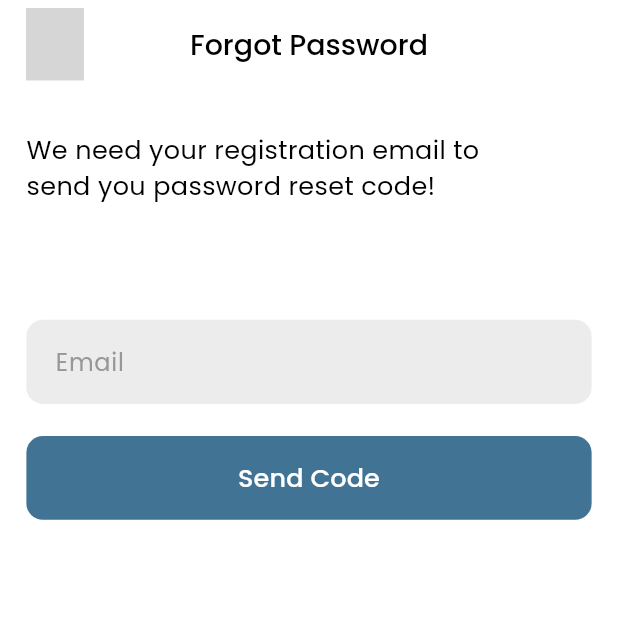
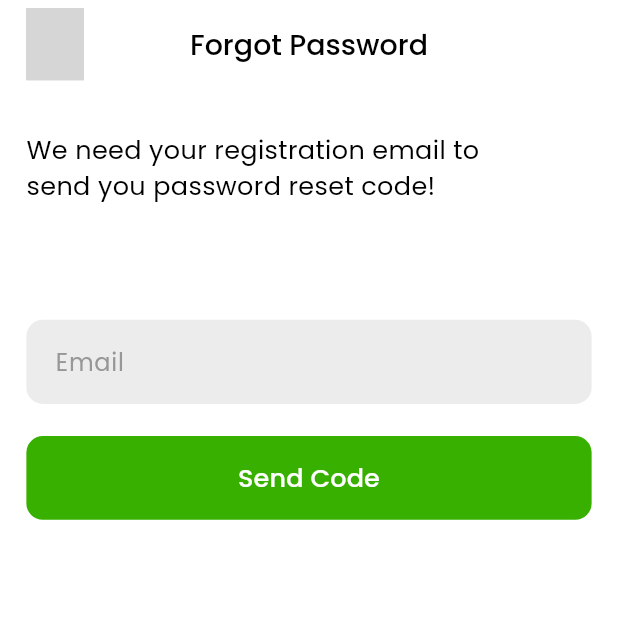
Before and after one commit to IkramKhan-DevOps/seedswild_mobile, a Flutter app: the screen it shows after launch, after a tap on "Forgot Password", on a phone screen of 412 x 824 dp, the top half of it. Run offline on Flutter 3.47's test engine with Material 2 defaults, Android fonts, the light colour scheme and no system bars; our stand-ins replace another_flushbar, cached_network_image, carousel_slider, dotted_border, flutter_rating_bar, flutter_svg and 4 more; network calls fail; grey boxes are pictures that could not be loaded.

Commit message:
LOGIN SCREEN: design changed

```diff
--- a/lib/core/utils/color_constant.dart
+++ b/lib/core/utils/color_constant.dart
@@ -6,7 +6,7 @@ class ColorConstant {
   static Color black9003f = fromHex('#3f000000');
 
   static Color green600 = fromHex('#34a853');
-  static Color mainGreenColor = fromHex('#417394');
+  static Color mainGreenColor = fromHex('#38b000');
 
   static Color green500 = fromHex('#3ce443');
 
--- a/lib/core/utils/image_constant.dart
+++ b/lib/core/utils/image_constant.dart
@@ -1,4 +1,7 @@
 class ImageConstant {
+
+  static String logo = "assets/images/logo.png";
+
   static String imagePath = 'assets/images';
   static String productsPath = 'assets/products';
 // Banner Images
--- a/lib/presentation_layer/features/home_page/home_page.dart
+++ b/lib/presentation_layer/features/home_page/home_page.dart
@@ -1,4 +1,5 @@
 import 'package:annafi_app/core/app_export.dart';
+import 'package:annafi_app/presentation_layer/features/home_page/pre_loved/pre_loved_screen.dart';
 import 'package:annafi_app/presentation_layer/features/home_page/widgets/home_page_content.dart';
 import 'package:annafi_app/presentation_layer/features/my_cart_page/my_cart_page.dart';
 import 'package:annafi_app/presentation_layer/features/profile_page/profile_page.dart';
@@ -20,7 +21,7 @@ class _HomePageState extends State<HomePage> {
     HomePageContent(),
     ShopScreen(),
     SearchPage(),
-    // PreLovedScreen(),
+    PreLovedScreen(),
     MyCartPage(),
     ProfilePage(),
   ];
--- a/lib/presentation_layer/features/home_page/repository/categories_repo.dart
+++ b/lib/presentation_layer/features/home_page/repository/categories_repo.dart
@@ -11,12 +11,10 @@ class CategoriesRepo {
     try {
       dynamic response =
           await _apiService.getGetApiServices(AppUrls.productsCategUrl);
-      print("Response from API: $response");
 
       if (response != null) {
         return ProductCategory.fromJson(response);
       }
-
       return null;
     } catch (e) {
       print("Error fetching product categories: $e");
--- a/lib/presentation_layer/features/sign_in_screen/sign_in_screen.dart
+++ b/lib/presentation_layer/features/sign_in_screen/sign_in_screen.dart
@@ -7,7 +7,6 @@ import 'package:annafi_app/utils/components/custom_button.dart';
 import 'package:annafi_app/utils/components/custom_text_form_field.dart';
 import 'package:flutter/material.dart';
 import 'package:provider/provider.dart';
-// ignore_for_file: must_be_immutable
 
 class SignInScreen extends StatefulWidget {
   SignInScreen({Key? key}) : super(key: key);
@@ -17,16 +16,17 @@ class SignInScreen extends StatefulWidget {
 }
 
 class _SignInScreenState extends State<SignInScreen> {
+  // CONTROLLERS
   TextEditingController passController = TextEditingController();
-
   TextEditingController nameController = TextEditingController();
 
+  // ON TAB BUTTON USE
   FocusNode emailFocusNode = FocusNode();
-
   FocusNode passwordFocusNode = FocusNode();
   GlobalKey<FormState> mynamekey = GlobalKey<FormState>();
   GlobalKey<FormState> mypasswordkey = GlobalKey<FormState>();
 
+  // DESTRUCTION IF WE MOVE TO NEXT SCREEN
   @override
   void dispose() {
     nameController.dispose();
@@ -36,6 +36,7 @@ class _SignInScreenState extends State<SignInScreen> {
     super.dispose();
   }
 
+  // BUILD
   @override
   Widget build(BuildContext context) {
     var loginProvider = Provider.of<SignInProvider>(context);
@@ -43,50 +44,56 @@ class _SignInScreenState extends State<SignInScreen> {
       child: Scaffold(
         backgroundColor: ColorConstant.whiteA700,
         resizeToAvoidBottomInset: false,
-            appBar: CustomAppBar(
-                height: getVerticalSize(55),
-                leadingWidth: 56,
-                leading: AppbarImage(
-                    height: getSize(40),
-                    width: getSize(60),
-                    svgPath: ImageConstant.imgArrowleft,
-                    margin: getMargin(left: 16),
-                    onTap: () {
-                      onTapArrowleft2(context);
-                    }),
-                centerTitle: true,
-                title: AppbarSubtitle(text: "Let’s Sign In")),
-            body: SizedBox(
-                width: size.width,
-                child: SingleChildScrollView(
-                    child: Padding(
-                        padding:
-                            getPadding(left: 16, top: 25, right: 16, bottom: 5),
+        body: Padding(
+          padding: const EdgeInsets.all(20),
           child: Column(
+              crossAxisAlignment: CrossAxisAlignment.center,
+              mainAxisAlignment: MainAxisAlignment.spaceBetween,
+              children: [
+
+                // TOP
+                Padding(
+                  padding: const EdgeInsets.only(top: 20),
+                  child: Column(
+                    children: [
+                      Image.asset("assets/images/logo.png", width: 200),
+                      SizedBox(height: 10),
+                      Text(
+                        "First European Organic Seeds \nAI Powered Marketplace",
+                        maxLines: null,
+                        textAlign: TextAlign.center,
+                        style: AppStyle.txtPoppinsRegular127,
+                      ),
+                    ],
+                  ),
+                ),
+
+                // MID
+                Column(
                   crossAxisAlignment: CrossAxisAlignment.start,
-                            mainAxisAlignment: MainAxisAlignment.start,
                   children: [
-                              SizedBox(
-                                  width: getHorizontalSize(144),
-                                  child: Text("Welcome\nBack!",
-                                      maxLines: null,
-                                      textAlign: TextAlign.left,
-                                      style: AppStyle.txtPoppinsMedium30)),
+
+                    //FIELDS AND FORGET PASS LINK
                     CustomTextFormField(
                       globalKey: mynamekey,
                       focusNode: emailFocusNode,
+                      textInputType: TextInputType.emailAddress,
                       controller: nameController,
-                                  hintText: "Name",
+                      hintText: "example@exarth.com",
                       onFieldSubmitted: () {
-                                    CustomFocusNodes.feildFocusChnage(context,
-                                        emailFocusNode, passwordFocusNode);
+                        CustomFocusNodes.feildFocusChnage(
+                          context,
+                          emailFocusNode,
+                          passwordFocusNode,
+                        );
                       },
-                                  margin: getMargin(top: 49)),
+                      margin: getMargin(top: 20),
+                    ),
                     CustomTextFormField(
                       globalKey: mypasswordkey,
                       focusNode: passwordFocusNode,
                       controller: passController,
-                                  hintText: "Password",
+                      hintText: "********",
                       margin: getMargin(top: 20),
                       padding: TextFormFieldPadding.PaddingT14,
                       textInputAction: TextInputAction.done,
@@ -97,19 +104,18 @@ class _SignInScreenState extends State<SignInScreen> {
                               .setObsecure(); // Call a method to toggle obsecure
                         },
                         child: Container(
-                                      margin: getMargin(
-                                          left: 30,
-                                          top: 18,
-                                          right: 16,
-                                          bottom: 18),
+                          margin:
+                          getMargin(left: 30, top: 18, right: 16, bottom: 18),
                           child: loginProvider.obsecure
                               ? Icon(Icons.visibility_off)
                               : Icon(Icons.visibility),
                         ),
                       ),
                       suffixConstraints: BoxConstraints(
-                                      maxHeight: getVerticalSize(52)),
-                                  isObscureText: loginProvider.obsecure),
+                        maxHeight: getVerticalSize(52),
+                      ),
+                      isObscureText: loginProvider.obsecure,
+                    ),
                     Align(
                       alignment: Alignment.centerRight,
                       child: GestureDetector(
@@ -118,18 +124,23 @@ class _SignInScreenState extends State<SignInScreen> {
                         },
                         child: Padding(
                           padding: getPadding(top: 13),
-                                          child: Text("Forgot Password",
+                          child: Text(
+                            "Forgot Password",
                             overflow: TextOverflow.ellipsis,
                             textAlign: TextAlign.left,
-                                              style: AppStyle
-                                                  .txtPoppinsMedium14)))),
+                            style: AppStyle.txtPoppinsMedium14,
+                          ),
+                        ),
+                      ),
+                    ),
+
+                    // SIGN IN BTN, SIGNUP LINK
                     CustomButton(
                       height: getVerticalSize(52),
                       onTap: () {
                         Map data = {
                           "email": nameController.text.toString(),
-                                      "password":
-                                          passController.text.toString(),
+                          "password": passController.text.toString(),
                         };
                         loginProvider.SignInApi(data, context);
                         // loginProvider.loginApi(
@@ -157,7 +168,8 @@ class _SignInScreenState extends State<SignInScreen> {
                         color: Colors.white,
                       )
                           : "Sign In ",
-                                  margin: getMargin(top: 121)),
+                      margin: getMargin(top: 20),
+                    ),
                     Align(
                       alignment: Alignment.center,
                       child: GestureDetector(
@@ -167,113 +179,124 @@ class _SignInScreenState extends State<SignInScreen> {
                         child: Padding(
                           padding: getPadding(top: 14),
                           child: RichText(
-                                              text: TextSpan(children: [
+                              text: TextSpan(
+                                children: [
                                   TextSpan(
-                                                    text:
-                                                        "Don’t have an account? ",
+                                    text: "Don’t have an account? ",
                                     style: TextStyle(
-                                                        color: ColorConstant
-                                                            .gray500,
-                                                        fontSize:
-                                                            getFontSize(13),
+                                      color: ColorConstant.gray500,
+                                      fontSize: getFontSize(13),
                                       fontFamily: 'Poppins',
-                                                        fontWeight:
-                                                            FontWeight.w400)),
+                                      fontWeight: FontWeight.w400,
+                                    ),
+                                  ),
                                   TextSpan(
                                     text: "Sign Up",
                                     style: TextStyle(
-                                                        color: ColorConstant
-                                                            .black900,
-                                                        fontSize:
-                                                            getFontSize(13),
+                                        color: ColorConstant.black900,
+                                        fontSize: getFontSize(13),
                                         fontFamily: 'Poppins',
-                                                        fontWeight:
-                                                            FontWeight.w500))
-                                              ]),
-                                              textAlign: TextAlign.left)))),
+                                        fontWeight: FontWeight.w500),
+                                  )
+                                ],
+                              ),
+                              textAlign: TextAlign.left),
+                        ),
+                      ),
+                    ),
+                  ],
+                ),
+
+                // LOWER
+                Column(
+                  children: [
                     Padding(
-                                  padding: getPadding(top: 37),
-                                  child: Row(children: [
+                      padding: getPadding(top: 20),
+                      child: Row(
+                        children: [
+                          SizedBox(
+                            width: getHorizontalSize(100),
+                            child: Divider(
+                              height: getVerticalSize(2),
+                              thickness: getVerticalSize(2),
+                              color: ColorConstant.black900,
+                            ),
+                          ),
+                          Container(
+                            padding: getPadding(
+                                left: 10, top: 6, right: 10, bottom: 6),
+                            decoration: AppDecoration.fillWhiteA700,
+                            child: Column(
+                              mainAxisAlignment: MainAxisAlignment.center,
+                              children: [
                                 Padding(
-                                        padding:
-                                            getPadding(top: 17, bottom: 16),
+                                  padding: getPadding(bottom: 1),
+                                  child: Text(
+                                    "or continue with",
+                                    overflow: TextOverflow.ellipsis,
+                                    textAlign: TextAlign.left,
+                                    style: AppStyle.txtPoppinsRegular14Black900,
+                                  ),
+                                ),
+                              ],
+                            ),
+                          ),
+                          Padding(
+                            padding: getPadding(top: 17, bottom: 16),
                             child: SizedBox(
                               width: getHorizontalSize(100),
                               child: Divider(
                                   height: getVerticalSize(2),
                                   thickness: getVerticalSize(2),
-                                                color:
-                                                    ColorConstant.black900))),
-                                    Container(
-                                        padding: getPadding(
-                                            left: 10,
-                                            top: 6,
-                                            right: 10,
-                                            bottom: 6),
-                                        decoration: AppDecoration.fillWhiteA700,
-                                        child: Column(
-                                            mainAxisAlignment:
-                                                MainAxisAlignment.center,
-                                            children: [
-                                              Padding(
-                                                  padding:
-                                                      getPadding(bottom: 1),
-                                                  child: Text(
-                                                      "or continue with",
-                                                      overflow:
-                                                          TextOverflow.ellipsis,
-                                                      textAlign: TextAlign.left,
-                                                      style: AppStyle
-                                                          .txtPoppinsRegular14Black900))
-                                            ])),
-                                    Padding(
-                                        padding:
-                                            getPadding(top: 17, bottom: 16),
-                                        child: SizedBox(
-                                            width: getHorizontalSize(100),
-                                            child: Divider(
-                                                height: getVerticalSize(2),
-                                                thickness: getVerticalSize(2),
-                                                color: ColorConstant.black900)))
-                                  ])),
+                                  color: ColorConstant.black900),
+                            ),
+                          ),
+                        ],
+                      ),
+                    ),
                     Padding(
                       padding: getPadding(top: 27),
                       child: Row(
-                                      mainAxisAlignment:
-                                          MainAxisAlignment.spaceBetween,
+                        mainAxisAlignment: MainAxisAlignment.spaceBetween,
                         children: [
                           CustomButton(
                             height: getVerticalSize(52),
                             width: getHorizontalSize(164),
                             text: "Google",
-                                            variant:
-                                                ButtonVariant.FillGray10001,
+                            variant: ButtonVariant.FillGray10001,
                             shape: ButtonShape.RoundedBorder7,
                             padding: ButtonPadding.PaddingT12,
-                                            fontStyle: ButtonFontStyle
-                                                .PoppinsRegular15Black900,
+                            fontStyle: ButtonFontStyle.PoppinsRegular15Black900,
                             prefixWidget: Container(
                               margin: getMargin(right: 16),
                               child: CustomImageView(
-                                                    svgPath: ImageConstant
-                                                        .imgGoogle))),
+                                  svgPath: ImageConstant.imgGoogle),
+                            ),
+                          ),
                           CustomButton(
                             height: getVerticalSize(52),
                             width: getHorizontalSize(163),
                             text: "Apple",
-                                            variant:
-                                                ButtonVariant.FillGray10001,
+                            variant: ButtonVariant.FillGray10001,
                             shape: ButtonShape.RoundedBorder7,
                             padding: ButtonPadding.PaddingT12,
-                                            fontStyle: ButtonFontStyle
-                                                .PoppinsRegular15Black900,
+                            fontStyle: ButtonFontStyle.PoppinsRegular15Black900,
                             prefixWidget: Container(
                               margin: getMargin(right: 16),
                               child: CustomImageView(
-                                                    svgPath: ImageConstant
-                                                        .imgUimapple)))
-                                      ]))
-                            ]))))));
+                                  svgPath: ImageConstant.imgUimapple),
+                            ),
+                          ),
+                        ],
+                      ),
+                    )
+                  ],
+                ),
+              ],
+            ),
+        ),
+      ),
+    );
   }
 
   onTapTxtForgotPassword(BuildContext context) {
--- a/lib/presentation_layer/features/sign_up_screen/sign_up_screen.dart
+++ b/lib/presentation_layer/features/sign_up_screen/sign_up_screen.dart
@@ -27,22 +27,11 @@ class SignUpScreen extends StatelessWidget {
   Widget build(BuildContext context) {
     var sigInUpProvider = Provider.of<SignUpProvider>(context);
     return SafeArea(
+
         child: Scaffold(
             backgroundColor: ColorConstant.whiteA700,
             resizeToAvoidBottomInset: false,
-            appBar: CustomAppBar(
-                height: getVerticalSize(45),
-                leadingWidth: 56,
-                leading: AppbarImage(
-                    height: getSize(40),
-                    width: getSize(40),
-                    svgPath: ImageConstant.imgArrowleft,
-                    margin: getMargin(left: 16),
-                    onTap: () {
-                      onTapArrowleft3(context);
-                    }),
-                centerTitle: true,
-                title: AppbarSubtitle(text: "Let’s Sign Up")),
+
             body: SizedBox(
                 width: size.width,
                 child: SingleChildScrollView(
```
Also changed, not shown: assets/images/logo.png (added), assets/images/logos/logo.png (added). Lines whose indentation alone changed are shown as unchanged.
